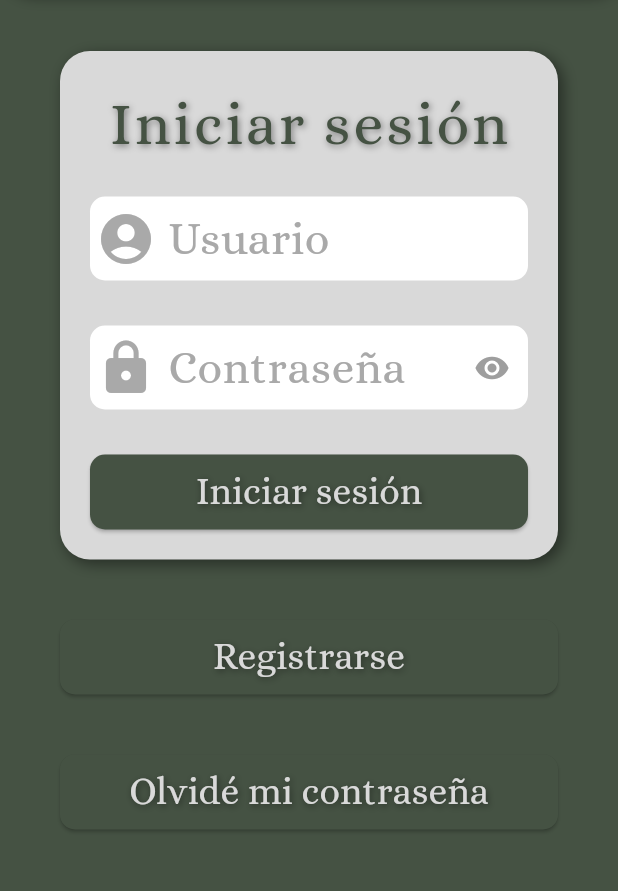
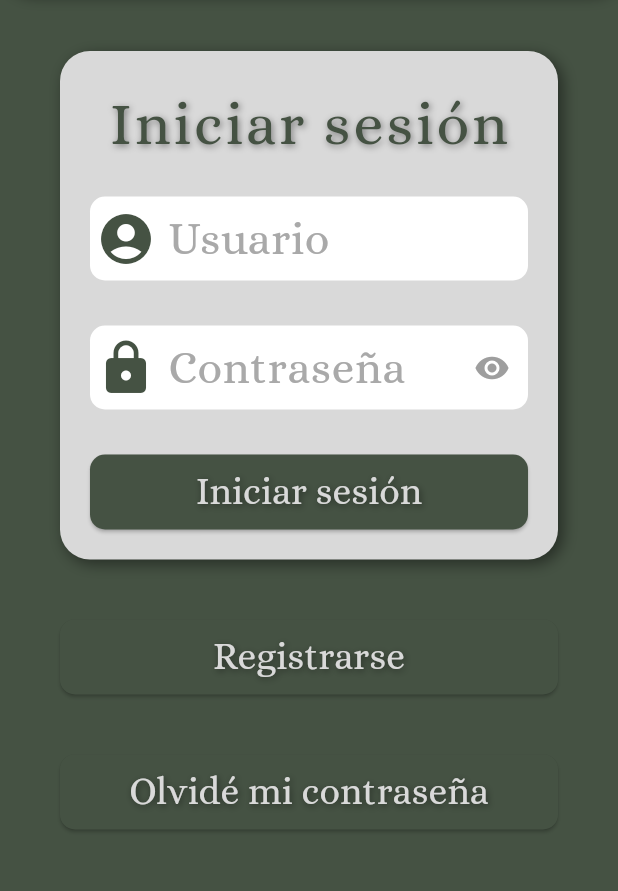
Before and after one commit to dsarotti/adivinata, a Flutter app: the screen it shows after launch, on a phone screen of 412 x 824 dp, the part 189-1080 px from its top. Run offline on Flutter 3.47's test engine with Material 3 defaults, Android fonts, the phone set to English and light mode, and no system bars; our stand-ins replace get.

Commit message:
Ajustados los colores del tema

```diff
--- a/lib/actividades/autenticacion/widgets/formulario_inicio_sesion/campos/campo_pass.dart
+++ b/lib/actividades/autenticacion/widgets/formulario_inicio_sesion/campos/campo_pass.dart
@@ -9,8 +9,7 @@ class CampoPass extends StatelessWidget {
 
   @override
   Widget build(BuildContext context) {
-    ControladorFormularioLogin controlador =
-        Get.find<ControladorFormularioLogin>();
+    ControladorFormularioLogin controlador = Get.find<ControladorFormularioLogin>();
     return Obx(
       () => TextFormField(
         obscureText: controlador.mostrarPass.value,
@@ -35,7 +34,7 @@ class CampoPass extends StatelessWidget {
           prefixIcon: const Icon(
             Icons.lock,
             size: 40,
-            color: Colores.textoGris,
+            color: Colores.primarioOscuro,
           ),
           suffixIcon: IconButton(
             icon: Icon(
--- a/lib/actividades/autenticacion/widgets/formulario_inicio_sesion/campos/campo_usuario.dart
+++ b/lib/actividades/autenticacion/widgets/formulario_inicio_sesion/campos/campo_usuario.dart
@@ -35,7 +35,7 @@ class CampoUsuario extends StatelessWidget {
         prefixIcon: Icon(
           Icons.account_circle,
           size: 40,
-          color: Colores.textoGris,
+          color: Colores.primarioOscuro,
         ),
       ),
     );
--- a/lib/actividades/autenticacion/widgets/login_header.dart
+++ b/lib/actividades/autenticacion/widgets/login_header.dart
@@ -18,13 +18,14 @@ class LoginHeader extends StatelessWidget {
       ),
       height: 120,
       width: Get.width,
-      child: const FittedBox(
+      child: FittedBox(
         child: Text(
           "Adivinata",
           style: TextStyle(
             fontWeight: FontWeight.w900,
             fontFamily: "Alice",
-            shadows: [ComponentesEstaticos.sombraDefault],
+            color: Get.theme.colorScheme.primary,
+            shadows: const [ComponentesEstaticos.sombraDefault],
           ),
         ),
       ),
--- a/lib/adivinata.dart
+++ b/lib/adivinata.dart
@@ -32,16 +32,16 @@ class Adivinata extends StatelessWidget {
         colorScheme: const ColorScheme(
             brightness: Brightness.dark,
             primary: Colores.primarioOscuro,
-            onPrimary: Colores.primarioOscuro,
+            onPrimary: Colores.primarioClaro,
             inversePrimary: Colores.primarioClaro,
             secondary: Colores.primarioClaro,
-            onSecondary: Colores.primarioClaro,
+            onSecondary: Colores.primarioOscuro,
             error: Colores.fallo,
             onError: Colores.fallo,
             background: Colores.fondo,
             onBackground: Colores.fondo,
             surface: Colores.primarioOscuro,
-            onSurface: Colores.primarioOscuro),
+            onSurface: Colores.primarioClaro),
         fontFamily: 'Alice',
       ),
     );
```
